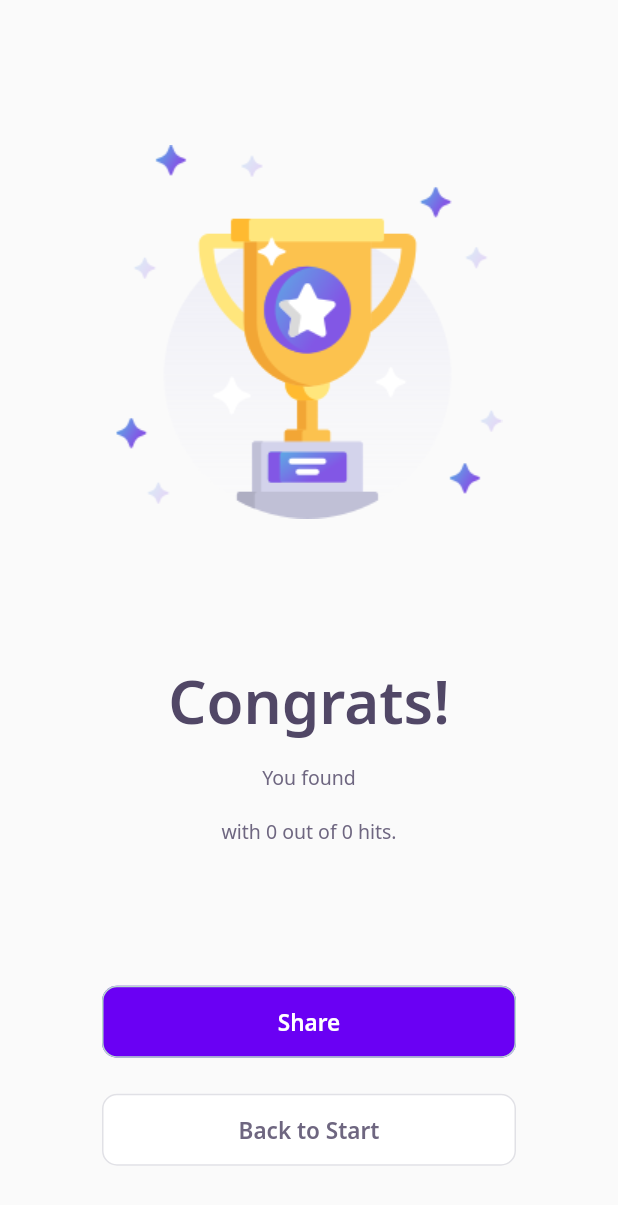
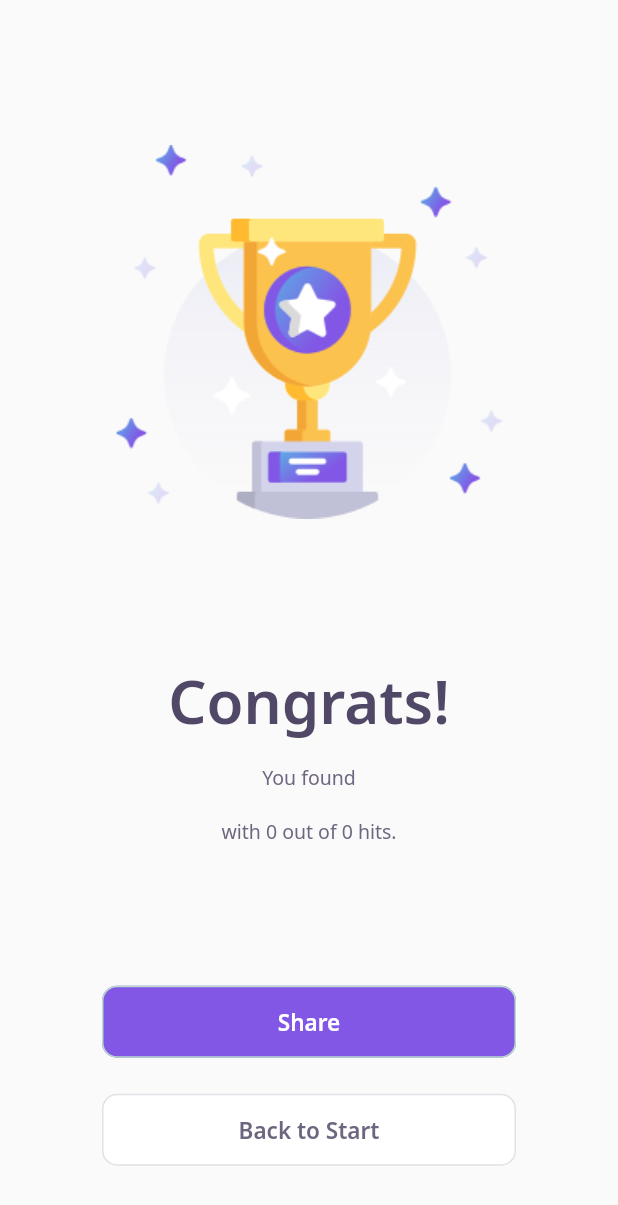
Before and after one commit to LarisseLima/dev-quiz, a Flutter app: the ResultPage screen opened directly with empty values, on a phone screen of 412 x 824 dp. Shown: the top 1205 px of the screen. Run offline on Flutter 3.47's test engine with Material 2 defaults, Android fonts, the phone set to English and light mode, and no system bars; our stand-ins replace google_fonts, share_plus; accounts and stored records are empty; network calls fail.

Commit message:
Layout adjustments

```diff
--- a/lib/chalenge/widgets/next_button/next_button_widget.dart
+++ b/lib/chalenge/widgets/next_button/next_button_widget.dart
@@ -18,7 +18,7 @@ class NextButtonWidget extends StatelessWidget {
   });
 
   NextButtonWidget.green({required this.label, required this.onTap})
-      : this.backgroundColor = AppColors.darkGreen,
+      : this.backgroundColor = AppColors.darkPink,
         this.fontColor = AppColors.white,
         this.borderColor = AppColors.green;
 
--- a/lib/core/app_colors.dart
+++ b/lib/core/app_colors.dart
@@ -1,38 +1,35 @@
 import 'package:flutter/material.dart';
 
 class AppColors {
-  static final Color purple = Color(0xFF6A00F4);
+  static final Color purple = Color(0xFF8257E5);
   static final Color white = Color(0xFFFFFFFF);
   static final Color black = Color(0xFF514766);
   static final Color grey = Color(0xFF6E6680);
   static final Color lightGrey = Color(0xFFA6A1B2);
   static final Color border = Color(0xFFE1E1E6);
   static final Color chartSecondary = Color(0xFFE1E6E3);
-  static final Color chartPrimary = darkGreen;
+  static final Color chartPrimary = darkPink;
 
-  //Greens
   static final Color lightGreen = Color(0xFFE1F5EC);
   static final Color green = Color(0xFFB8DBCB);
-  static final Color darkGreen = Color(0xFF04D361);
+  static final Color darkPink = Color(0xFFDB00B6);
 
-  //Reds
   static final Color lightRed = Color(0xFFF5E9EC);
   static final Color red = Color(0xFFE5C5CF);
   static final Color darkRed = Color(0xFFCC3750);
 
-  //LevelButton
-  static final Color levelButtonFacil = Color(0xFFEBEBFC);
-  static final Color levelButtonMedio = lightGreen;
-  static final Color levelButtonDificil = Color(0xFFF5EFE9);
-  static final Color levelButtonPerito = lightRed;
+  static final Color levelButtonEasy = Color(0xFFEBEBFC);
+  static final Color levelButtonMiddle = lightGreen;
+  static final Color levelButtonHard = Color(0xFFF5EFE9);
+  static final Color levelButtonExpert = lightRed;
 
-  static final Color levelButtonBorderFacil = Color(0xFFCECEF5);
-  static final Color levelButtonBorderMedio = green;
-  static final Color levelButtonBorderDificil = Color(0xFFE5D5C5);
-  static final Color levelButtonBorderPerito = red;
+  static final Color levelButtonBorderEasy = Color(0xFFCECEF5);
+  static final Color levelButtonBorderMiddle = green;
+  static final Color levelButtonBorderHard = Color(0xFFE5D5C5);
+  static final Color levelButtonBorderExpert = red;
 
-  static final Color levelButtonTextFacil = Color(0xFF6363DB);
-  static final Color levelButtonTextMedio = darkGreen;
-  static final Color levelButtonTextDificil = Color(0xFFE8891C);
-  static final Color levelButtonTextPerito = darkRed;
+  static final Color levelButtonTextEasy = Color(0xFF6363DB);
+  static final Color levelButtonTextMiddle = darkPink;
+  static final Color levelButtonTextHard = Color(0xFFE8891C);
+  static final Color levelButtonTextExpert = darkRed;
 }
--- a/lib/core/app_text_styles.dart
+++ b/lib/core/app_text_styles.dart
@@ -52,7 +52,7 @@ class AppTextStyles {
     fontWeight: FontWeight.normal,
   );
   static final TextStyle bodyDarkGreen = GoogleFonts.notoSans(
-    color: AppColors.darkGreen,
+    color: AppColors.darkPink,
     fontSize: 13,
     fontWeight: FontWeight.w500,
   );
--- a/lib/home/home_page.dart
+++ b/lib/home/home_page.dart
@@ -1,3 +1,4 @@
+import 'package:dev_quiz/chalenge/challenge_page.dart';
 import 'package:dev_quiz/core/app_colors.dart';
 import 'package:dev_quiz/home/widgets/appbar/app_bar_widget.dart';
 import 'package:dev_quiz/home/widgets/level_button/level_button_widget.dart';
@@ -88,7 +89,7 @@ class _HomePageState extends State<HomePage> {
       return Scaffold(
         body: Center(
           child: CircularProgressIndicator(
-            valueColor: AlwaysStoppedAnimation<Color>(AppColors.darkGreen),
+            valueColor: AlwaysStoppedAnimation<Color>(AppColors.darkPink),
           ),
         ),
       );
--- a/lib/result_page/result_page.dart
+++ b/lib/result_page/result_page.dart
@@ -2,6 +2,7 @@ import 'package:dev_quiz/chalenge/widgets/next_button/next_button_widget.dart';
 import 'package:dev_quiz/core/app_images.dart';
 import 'package:dev_quiz/core/app_text_styles.dart';
 import 'package:flutter/material.dart';
+import 'package:share_plus/share_plus.dart';
 
 class ResultPage extends StatelessWidget {
   final String title;
```
Also changed, not shown: lib/chalenge/challenge_page.dart (+4 -4 lines), lib/chalenge/widgets/awnser/awnser_widget.dart (+6 -4 lines), lib/chalenge/widgets/quiz/quiz_widget.dart (+5 -6 lines), pubspec.lock.
